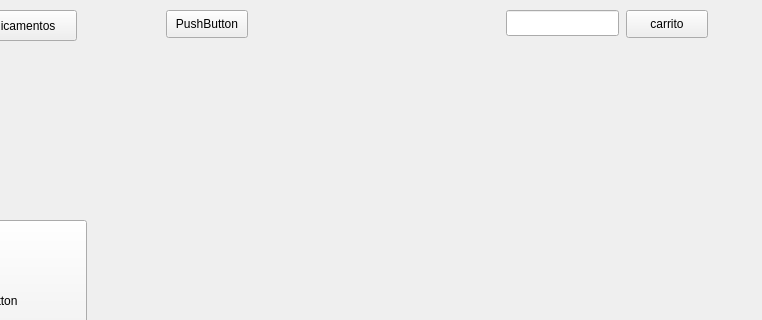
Old version of the form untitled.ui in the repository AngelvRios/tpa-usagi; both pictures show x 364 to 1126 and y 0 to 320 of the 1126 by 789 pixel window.
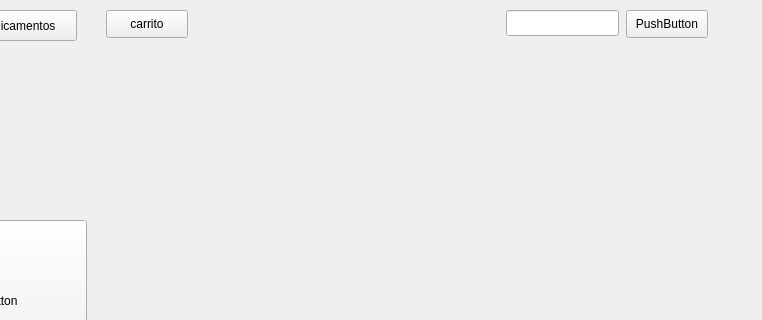
New version of the form.

What changed in the file:
```diff
--- a/untitled.ui
+++ b/untitled.ui
@@ -69,7 +69,7 @@
    <widget class="QPushButton" name="pushButton_5">
     <property name="geometry">
      <rect>
-      <x>530</x>
+      <x>990</x>
       <y>10</y>
       <width>82</width>
       <height>28</height>
@@ -82,7 +82,7 @@
    <widget class="QPushButton" name="pushButton_6">
     <property name="geometry">
      <rect>
-      <x>990</x>
+      <x>470</x>
       <y>10</y>
       <width>82</width>
       <height>28</height>
```
